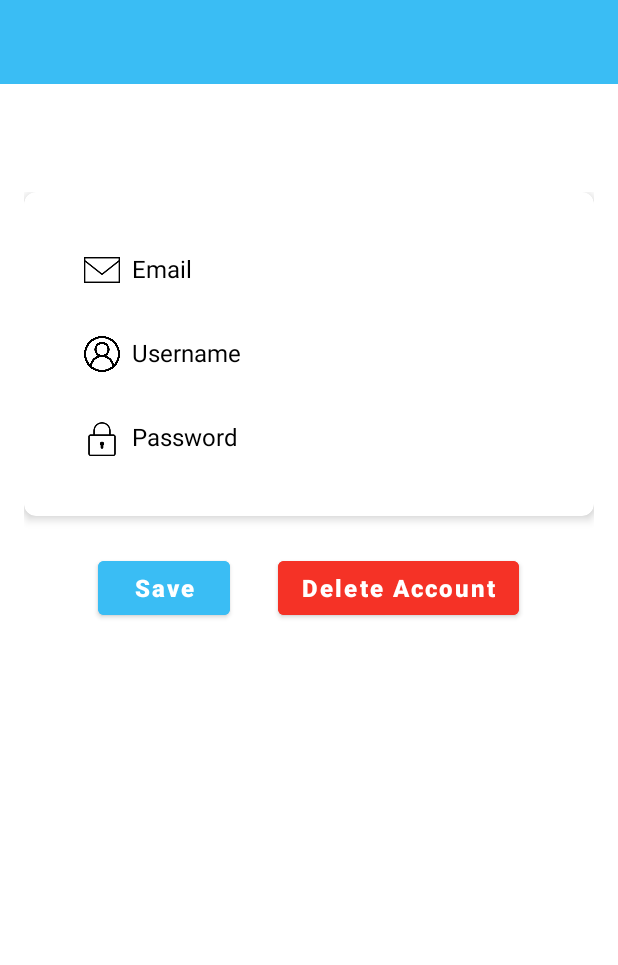
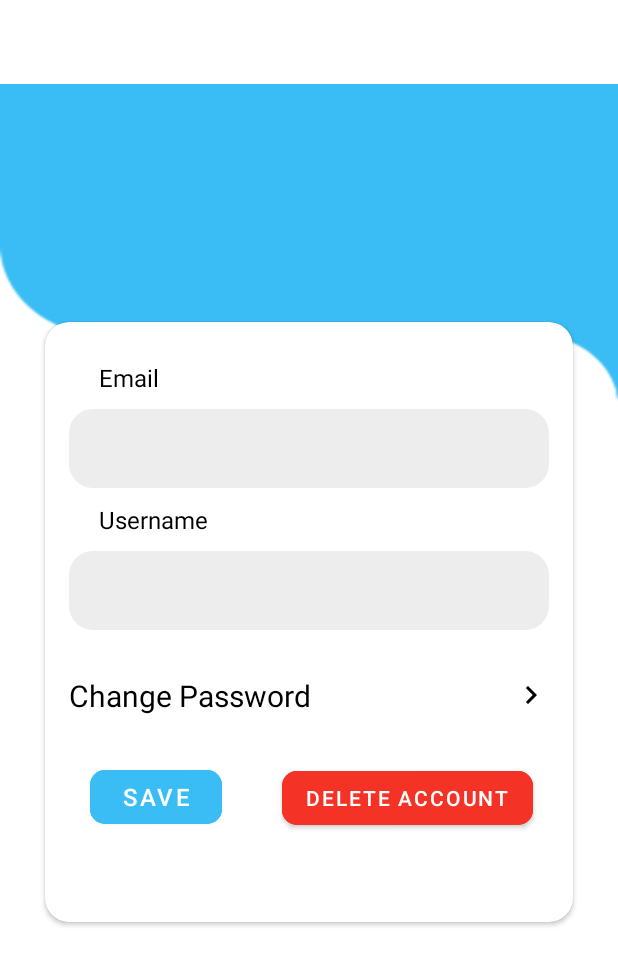
Before and after one commit to justinmcneal/final-putask, an Android app: the fragment Profile shown on its own in the app's theme, on a phone screen of 412 x 824 dp. Shown: the top 965 px of the screen. Run offline under Robolectric (Android 15) with nearby library versions, the phone set to English and light mode, and no system bars; 1 statement that could not run was skipped.

Commit message:
updated profile layout

```diff
--- a/app/src/main/java/com/example/puttask/fragments/Profile.kt
+++ b/app/src/main/java/com/example/puttask/fragments/Profile.kt
@@ -28,7 +28,7 @@ class Profile : Fragment() {
         // Inflate the layout for this fragment
         val view = inflater.inflate(R.layout.fragment_profile, container, false)
 
-        passwordTextView = view.findViewById(R.id.tvPassword)
+        passwordTextView = view.findViewById(R.id.tvChangePassword)
         loadingIndicator = view.findViewById(R.id.loadingIndicator)
 
         // Initialize DataManager
--- /dev/null
+++ b/app/src/main/res/drawable/arrow_right.xml
@@ -0,0 +1,5 @@
+<vector xmlns:android="http://schemas.android.com/apk/res/android" android:autoMirrored="true" android:height="24dp" android:tint="#000000" android:viewportHeight="24" android:viewportWidth="24" android:width="24dp">
+
+    <path android:fillColor="@android:color/white" android:pathData="M8.59,16.59L13.17,12 8.59,7.41 10,6l6,6 -6,6 -1.41,-1.41z"/>
+
+</vector>
--- a/app/src/main/res/layout/fragment_profile.xml
+++ b/app/src/main/res/layout/fragment_profile.xml
@@ -5,186 +5,140 @@
     xmlns:tools="http://schemas.android.com/tools"
     android:layout_width="match_parent"
     android:layout_height="match_parent"
+    android:background="@drawable/bg_profile"
+    android:backgroundTint="@color/skyblue"
+    android:layout_marginTop="?attr/actionBarSize"
     tools:context=".MainActivity">
 
-    <androidx.appcompat.widget.Toolbar
-        android:id="@+id/toolbar"
+    <androidx.cardview.widget.CardView
         android:layout_width="match_parent"
-        android:layout_height="?attr/actionBarSize"
-        android:background="@color/skyblue"
-        android:theme="@style/ThemeOverlay.AppCompat.Dark.ActionBar"
-        app:layout_constraintTop_toTopOf="parent" />
-
-    <ScrollView
-        android:layout_width="match_parent"
-        android:layout_height="0dp"
-        android:layout_marginTop="?attr/actionBarSize"
-        android:layout_marginBottom="16dp"
-        app:layout_constraintTop_toBottomOf="@id/toolbar"
-        app:layout_constraintBottom_toBottomOf="parent">
+        android:layout_height="400dp"
+        android:layout_margin="30dp"
+        app:cardCornerRadius="16dp"
+        app:layout_constraintBottom_toBottomOf="parent"
+        app:layout_constraintEnd_toEndOf="parent"
+        app:layout_constraintStart_toStartOf="parent"
+        app:layout_constraintTop_toTopOf="parent"
+        app:layout_constraintVertical_bias="0.418">
 
         <LinearLayout
             android:layout_width="match_parent"
             android:layout_height="wrap_content"
-            android:orientation="vertical"
-            android:padding="16dp">
-
-            <androidx.cardview.widget.CardView
-                android:id="@+id/cardView10"
-                android:layout_width="match_parent"
-                android:layout_height="wrap_content"
-                app:cardCornerRadius="8dp"
-                app:cardElevation="4dp">
+            android:layout_margin="16dp"
+            android:orientation="vertical">
 
             <LinearLayout
                 android:layout_width="match_parent"
                 android:layout_height="wrap_content"
-                    android:orientation="vertical"
-                    android:padding="40dp">
+                android:orientation="vertical">
 
-                    <!-- Email Info -->
+                <TextView
+                    android:id="@+id/tvEmail"
+                    android:layout_width="wrap_content"
+                    android:layout_height="wrap_content"
+                    android:layout_marginStart="20dp"
+                    android:layout_marginTop="10dp"
+                    android:text="Email"
+                    android:textColor="@color/black"
+                    android:textSize="16dp" />
+
+                <com.google.android.material.textfield.TextInputEditText
+                    android:layout_width="match_parent"
+                    android:layout_height="wrap_content"
+                    android:layout_marginTop="10dp"
+                    android:background="@drawable/corners_for_greeting"
+                    android:backgroundTint="@color/superlightgray"
+                    android:padding="14dp" />
+
+            </LinearLayout>
+
+            <LinearLayout
+                android:layout_width="match_parent"
+                android:layout_height="wrap_content"
+                android:orientation="vertical">
+
+                <TextView
+                    android:id="@+id/tvUsername"
+                    android:layout_width="wrap_content"
+                    android:layout_height="wrap_content"
+                    android:layout_marginStart="20dp"
+                    android:layout_marginTop="10dp"
+                    android:text="Username"
+                    android:textColor="@color/black"
+                    android:textSize="16dp" />
+
+                <com.google.android.material.textfield.TextInputEditText
+                    android:layout_width="match_parent"
+                    android:layout_height="wrap_content"
+                    android:layout_marginTop="10dp"
+                    android:background="@drawable/corners_for_greeting"
+                    android:backgroundTint="@color/superlightgray"
+                    android:padding="14dp" />
+
+            </LinearLayout>
+
             <LinearLayout
                 android:layout_width="match_parent"
                 android:layout_height="wrap_content"
                 android:orientation="horizontal">
 
-                        <ImageView
-                            android:layout_width="24dp"
-                            android:layout_height="24dp"
-                            android:src="@drawable/emailpre" />
+                <TextView
+                    android:id="@+id/tvChangePassword"
+                    android:layout_width="match_parent"
+                    android:layout_height="wrap_content"
+                    android:layout_marginTop="30dp"
+                    android:drawableEnd="@drawable/arrow_right"
+                    android:text="Change Password"
+                    android:textColor="@color/black"
+                    android:textSize="20dp" />
 
-                        <TextView
-                            android:layout_width="0dp"
-                            android:layout_height="wrap_content"
-                            android:layout_marginLeft="8dp"
-                            android:layout_weight="1"
-                            android:text="Email"
-                            android:textColor="@color/black"
-                            android:textSize="16sp" />
-
-                        <TextView
-                            android:id="@+id/tvEmail"
-                            android:layout_width="0dp"
-                            android:layout_height="wrap_content"
-                            android:layout_marginLeft="8dp"
-                            android:maxLines="1"
-                            android:ellipsize="end"
-                            android:text="neon@gmail.com"
-                            android:textColor="@color/darkgray"
-                            android:textSize="16sp" />
             </LinearLayout>
 
-                    <!-- Username Info -->
             <LinearLayout
                 android:layout_width="match_parent"
                 android:layout_height="wrap_content"
-                        android:layout_marginTop="32dp"
+                android:layout_marginTop="30dp"
                 android:orientation="horizontal">
 
-                        <ImageView
-                            android:layout_width="24dp"
-                            android:layout_height="24dp"
-                            android:src="@drawable/username" />
+                <Button
+                    android:id="@+id/btnSave"
+                    android:layout_width="wrap_content"
+                    android:layout_height="wrap_content"
+                    android:layout_marginStart="14dp"
+                    android:backgroundTint="@color/skyblue"
+                    android:text="Save"
+                    android:textSize="16dp"
+                    app:cornerRadius="10dp" />
 
-                        <TextView
-                            android:layout_width="0dp"
+                <Button
+                    android:id="@+id/btnDelete"
+                    android:layout_width="wrap_content"
                     android:layout_height="wrap_content"
-                            android:layout_marginLeft="8dp"
-                            android:layout_weight="1"
-                            android:text="Username"
-                            android:textColor="@color/black"
-                            android:textSize="16sp" />
-
-                        <TextView
-                            android:id="@+id/tvUsername"
-                            android:layout_width="0dp"
-                            android:layout_height="wrap_content"
-                            android:layout_marginLeft="8dp"
-                            android:maxLines="1"
-                            android:ellipsize="end"
-                            android:text="neon"
-                            android:textColor="@color/darkgray"
-                            android:textSize="16sp" />
+                    android:layout_marginStart="40dp"
+                    android:backgroundTint="@color/red"
+                    android:text="Delete Account"
+                    android:textSize="14dp"
+                    app:cornerRadius="10dp" />
+            </LinearLayout>
         </LinearLayout>
 
-                    <!-- Password Info -->
-                    <LinearLayout
+    </androidx.cardview.widget.CardView>
+    <androidx.constraintlayout.widget.ConstraintLayout
         android:layout_width="match_parent"
-                        android:layout_height="wrap_content"
-                        android:layout_marginTop="32dp"
-                        android:orientation="horizontal">
+        android:layout_height="match_parent">
 
-                        <ImageView
-                            android:layout_width="24dp"
-                            android:layout_height="24dp"
-                            android:src="@drawable/locktwo" />
-
-                        <TextView
-                            android:layout_width="0dp"
-                            android:layout_height="wrap_content"
-                            android:layout_marginLeft="8dp"
-                            android:layout_weight="1"
-                            android:text="Password"
-                            android:textColor="@color/black"
-                            android:textSize="16sp" />
-
-                        <TextView
-                            android:id="@+id/tvPassword"
-                            android:layout_width="0dp"
-                            android:layout_height="wrap_content"
-                            android:layout_marginLeft="8dp"
-                            android:maxLines="1"
-                            android:ellipsize="end"
-                            android:text="neon"
-                            android:textColor="@color/darkgray"
-                            android:textSize="16sp" />
-                    </LinearLayout>
-
-                    <!-- Progress Bar -->
         <ProgressBar
             android:id="@+id/loadingIndicator"
             android:layout_width="wrap_content"
             android:layout_height="wrap_content"
             android:layout_gravity="center"
-                        android:visibility="gone" /> <!-- Set to gone by default -->
+            android:visibility="gone"
+            app:layout_constraintBottom_toBottomOf="parent"
+            app:layout_constraintEnd_toEndOf="parent"
+            app:layout_constraintStart_toStartOf="parent"
+            app:layout_constraintTop_toTopOf="parent" /> <!-- Set to gone by default -->
+    </androidx.constraintlayout.widget.ConstraintLayout>
 
-                </LinearLayout>
-            </androidx.cardview.widget.CardView>
 
-            <!-- Save and Delete Buttons -->
-            <LinearLayout
-                android:layout_width="match_parent"
-                android:layout_height="wrap_content"
-                android:gravity="center"
-                android:orientation="horizontal"
-                android:padding="8dp"
-                android:layout_marginTop="16dp"
-                android:layout_marginBottom="40dp">
-
-                <Button
-                    android:id="@+id/btnSave"
-                    android:layout_width="wrap_content"
-                    android:layout_height="wrap_content"
-                    android:layout_marginEnd="16dp"
-                    android:backgroundTint="@color/skyblue"
-                    android:text="Save"
-                    android:textAllCaps="false"
-                    android:textSize="16sp"
-                    android:textStyle="bold" />
-
-                <Button
-                    android:id="@+id/btnDeleteAccount"
-                    android:layout_width="wrap_content"
-                    android:layout_height="wrap_content"
-                    android:layout_marginStart="16dp"
-                    android:backgroundTint="@color/red"
-                    android:text="Delete Account"
-                    android:textAllCaps="false"
-                    android:textSize="16sp"
-                    android:textStyle="bold" />
-            </LinearLayout>
-
-        </LinearLayout>
-    </ScrollView>
 
 </androidx.constraintlayout.widget.ConstraintLayout>
```
Also changed, not shown: app/src/main/res/drawable/bg_profile.png (added). Lines whose indentation alone changed are shown as unchanged.
